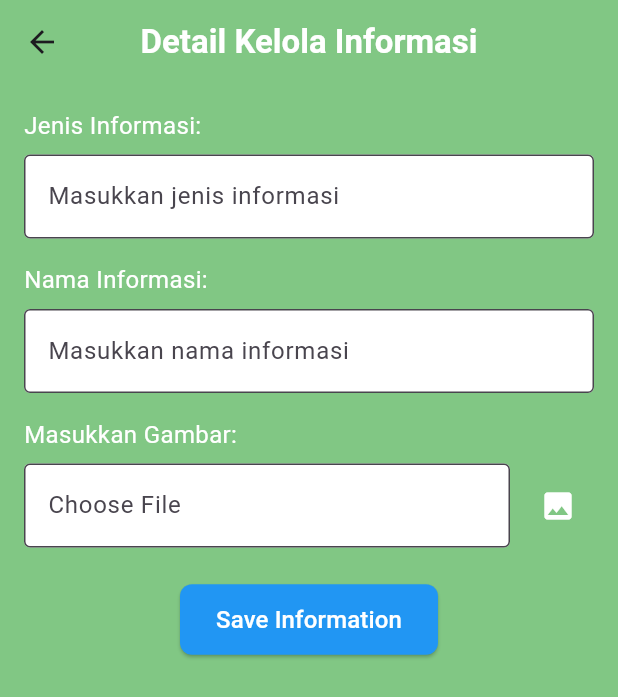
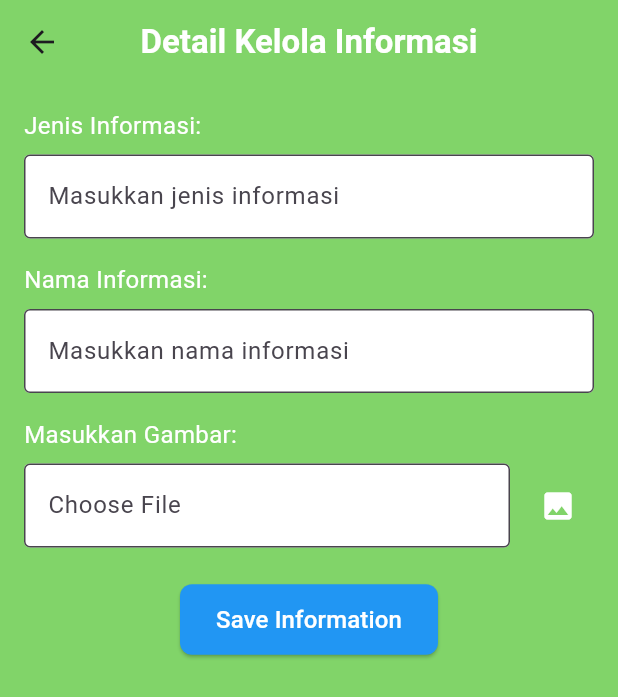
Before and after one commit to matthewae/RPLL-Tahura, a Flutter app: the AddinfoScreen screen opened directly, on a phone screen of 412 x 824 dp. Shown: the top 697 px of the screen. Run offline on Flutter 3.47's test engine with Material 3 defaults, Android fonts, the phone set to English and light mode, and no system bars.

Commit message:
update lagi

```diff
--- a/lib/screens/addinfo_screen.dart
+++ b/lib/screens/addinfo_screen.dart
@@ -8,7 +8,7 @@ class AddinfoScreen extends StatelessWidget {
   Widget build(BuildContext context) {
     return Scaffold(
       appBar: AppBar(
-        backgroundColor: Colors.green[300],
+        backgroundColor: Color.fromRGBO(129, 212, 105, 1.000),
         elevation: 0,
         title: const Text(
           'Detail Kelola Informasi',
@@ -19,7 +19,7 @@ class AddinfoScreen extends StatelessWidget {
         ),
         centerTitle: true,
       ),
-      backgroundColor: Colors.green[300],
+      backgroundColor: Color.fromRGBO(129, 212, 105, 1.000),
       body: Padding(
         padding: const EdgeInsets.all(16.0),
         child: Column(
--- a/lib/screens/kelpen_screen.dart
+++ b/lib/screens/kelpen_screen.dart
@@ -13,6 +13,7 @@ class _KelpenScreenState extends State<KelpenScreen> {
     {'username': 'Alex', 'email': 'alex@example.com', 'password': '********'},
     {'username': 'Bob', 'email': 'bob@example.com', 'password': '********'},
     {'username': 'Charlie', 'email': 'charlie@example.com', 'password': '********'},
+    {'username': 'Kenzie', 'email': 'kentot@example.com', 'password': '********'},
   ];
 
   List<Map<String, String>> filteredPengunjungData = [];
```
